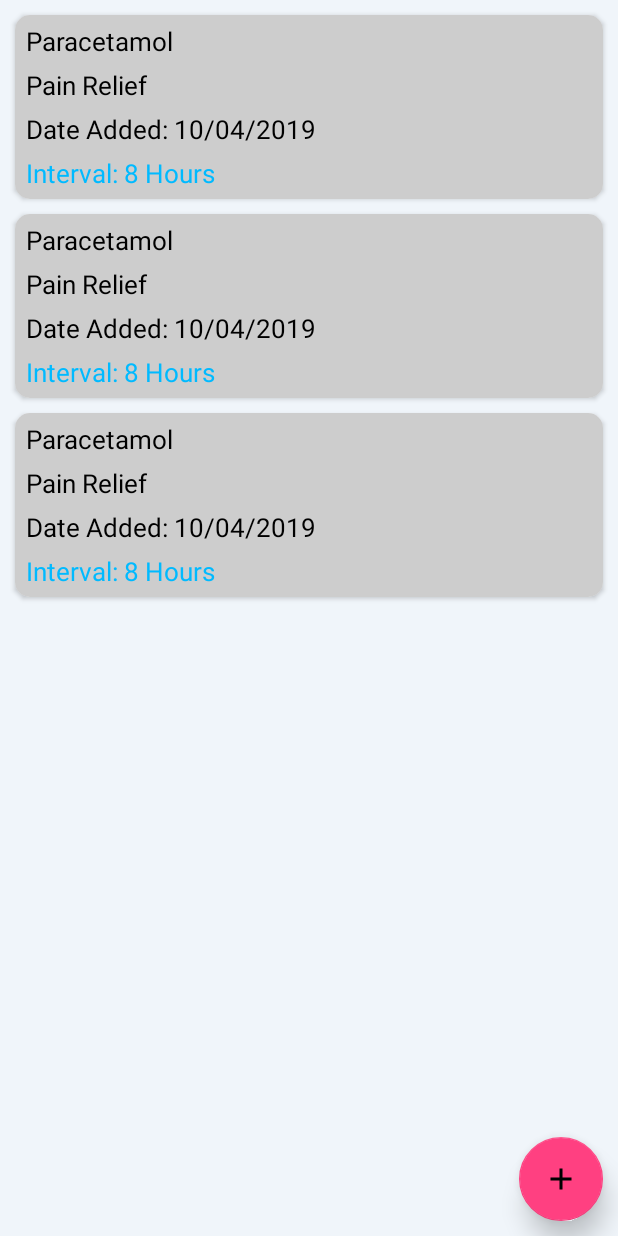
After one commit to aumarbello/Med-Manager, an Android app: the layout list_activity.xml on its own in the app's theme, with its tools: preview values and no code run, on a phone screen of 412 x 824 dp. The commit adds this screen. Run offline under Robolectric (Android 15) with nearby library versions, the phone set to English and light mode, and no system bars.

Commit message:
Implemented medication list layout

```diff
--- /dev/null
+++ b/app/src/main/res/drawable/ic_add_black_24dp.xml
@@ -0,0 +1,9 @@
+<vector xmlns:android="http://schemas.android.com/apk/res/android"
+        android:width="24dp"
+        android:height="24dp"
+        android:viewportWidth="24.0"
+        android:viewportHeight="24.0">
+    <path
+        android:fillColor="#FF000000"
+        android:pathData="M19,13h-6v6h-2v-6H5v-2h6V5h2v6h6v2z"/>
+</vector>
--- /dev/null
+++ b/app/src/main/res/layout/list_activity.xml
@@ -0,0 +1,29 @@
+<?xml version="1.0" encoding="utf-8"?>
+<android.support.design.widget.CoordinatorLayout
+    xmlns:android="http://schemas.android.com/apk/res/android"
+    xmlns:tools="http://schemas.android.com/tools"
+    xmlns:app="http://schemas.android.com/apk/res-auto"
+    android:layout_width="match_parent"
+    android:layout_height="match_parent"
+    android:background="@color/light_gray">
+
+    <android.support.v7.widget.RecyclerView
+        android:layout_width="match_parent"
+        android:layout_height="match_parent"
+        android:id="@+id/medication_list"
+        tools:listitem="@layout/medication_item"
+        />
+
+    <android.support.design.widget.FloatingActionButton
+        android:layout_width="wrap_content"
+        android:layout_height="wrap_content"
+        android:id="@+id/add_medication"
+        android:layout_gravity="bottom|end"
+        android:layout_marginBottom="@dimen/side_margin_small"
+        android:layout_marginEnd="@dimen/side_margin_small"
+        android:src="@drawable/ic_add_black_24dp"
+        app:fabSize="normal"
+        app:elevation="@dimen/side_margin_small"
+        />
+
+</android.support.design.widget.CoordinatorLayout>
--- /dev/null
+++ b/app/src/main/res/layout/medication_item.xml
@@ -0,0 +1,72 @@
+<?xml version="1.0" encoding="utf-8"?>
+<android.support.v7.widget.CardView
+    xmlns:android="http://schemas.android.com/apk/res/android"
+    xmlns:app="http://schemas.android.com/apk/res-auto"
+    xmlns:tools="http://schemas.android.com/tools"
+    android:layout_width="match_parent"
+    android:layout_height="wrap_content"
+    android:layout_marginTop="@dimen/side_margin_small"
+    android:layout_marginStart="@dimen/side_margin_small"
+    android:layout_marginEnd="@dimen/side_margin_small"
+    app:cardCornerRadius="@dimen/side_margin_small"
+    app:elevation="@dimen/side_margin_small"
+    >
+
+    <LinearLayout
+        android:layout_width="match_parent"
+        android:layout_height="wrap_content"
+        android:orientation="vertical"
+        android:background="@color/gray">
+
+        <TextView
+            android:layout_width="match_parent"
+            android:layout_height="wrap_content"
+            android:id="@+id/medication_title"
+            android:textSize="17sp"
+            android:textColor="@color/black"
+            android:layout_marginStart="7dp"
+            android:layout_marginTop="5dp"
+            android:maxLines="1"
+            tools:text="Paracetamol"
+            />
+
+        <TextView
+            android:layout_width="match_parent"
+            android:layout_height="wrap_content"
+            android:id="@+id/medication_desc"
+            android:textSize="17sp"
+            android:textColor="@color/black"
+            android:layout_marginStart="7dp"
+            android:layout_marginTop="5dp"
+            android:maxLines="1"
+            tools:text="Pain Relief"
+            />
+
+        <TextView
+            android:layout_width="match_parent"
+            android:layout_height="wrap_content"
+            android:id="@+id/date_added"
+            android:textSize="17sp"
+            android:textColor="@color/black"
+            android:layout_marginStart="7dp"
+            android:layout_marginTop="5dp"
+            android:maxLines="1"
+            android:text="@string/date_added"
+            tools:text="Date Added: 10/04/2019"
+            />
+
+        <TextView
+            android:layout_width="match_parent"
+            android:layout_height="wrap_content"
+            android:id="@+id/interval"
+            android:textSize="17sp"
+            android:textColor="@color/colorPrimary"
+            android:layout_marginStart="7dp"
+            android:layout_marginTop="5dp"
+            android:layout_marginBottom="5dp"
+            android:maxLines="1"
+            android:text="@string/interval"
+            tools:text="Interval: 8 Hours"
+            />
+    </LinearLayout>
+</android.support.v7.widget.CardView>
--- a/app/src/main/res/values/colors.xml
+++ b/app/src/main/res/values/colors.xml
@@ -5,4 +5,6 @@
     <color name="colorAccent">#FF4081</color>
     <color name="white">#FFFFFF</color>
     <color name="black">#000000</color>
+    <color name="gray">#CDCDCD</color>
+    <color name="light_gray">#F0F5FA</color>
 </resources>
--- a/app/src/main/res/values/dimens.xml
+++ b/app/src/main/res/values/dimens.xml
@@ -3,4 +3,5 @@
     <dimen name="large_margin">60dp</dimen>
     <dimen name="side_margin_normal">20dp</dimen>
     <dimen name="side_margin_large">35dp</dimen>
+    <dimen name="side_margin_small">10dp</dimen>
 </resources>
--- a/app/src/main/res/values/strings.xml
+++ b/app/src/main/res/values/strings.xml
@@ -4,4 +4,6 @@
     <string name="email_address">Email Address</string>
     <string name="password">Password</string>
     <string name="login">Login</string>
+    <string name="date_added">Date Added</string>
+    <string name="interval">Interval</string>
 </resources>
```
